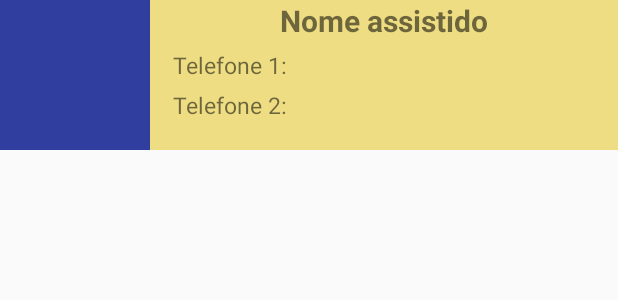
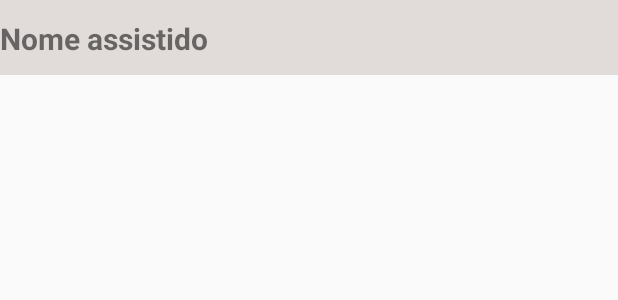
Before and after one commit to matheusrs/App3a, an Android app: the layout assistidos_item_list.xml on its own in the app's theme, with its tools: preview values and no code run, on a phone screen of 412 x 824 dp. Shown: the top 300 px of the screen. Run offline under Robolectric (Android 15) with nearby library versions, the phone set to English and light mode, and no system bars.

Commit message:
Alteração do nome das classes de Listagem de Assistidos; Correções na listagem de assistidos

```diff
--- a/Aplicativo3a/app/src/main/java/com/example/bruno/aplicativo3a/ListagemAssistidos/FragmentoAssistidosView.java
+++ /dev/null
@@ -1,4 +0,0 @@
-package com.example.bruno.aplicativo3a.ListagemAssistidos;
-
-public interface FragmentoAssistidosView {
-}
--- a/Aplicativo3a/app/src/main/java/com/example/bruno/aplicativo3a/Main/MainActivity.java
+++ b/Aplicativo3a/app/src/main/java/com/example/bruno/aplicativo3a/Main/MainActivity.java
@@ -7,7 +7,7 @@ import android.support.v7.widget.Toolbar;
 import android.support.v4.view.ViewPager;
 import android.os.Bundle;
 
-import com.example.bruno.aplicativo3a.ListagemAssistidos.FragmentoAssistidos;
+import com.example.bruno.aplicativo3a.ListagemAssistidos.FragmentoListarAssistidos;
 import com.example.bruno.aplicativo3a.R;
 
 import butterknife.BindView;
@@ -45,7 +45,7 @@ public class MainActivity extends AppCompatActivity {
 
     private void setupViewPager(ViewPager viewPager) {
         SectionsPagerAdapter adapter = new SectionsPagerAdapter(getSupportFragmentManager());
-        adapter.addFragment(new FragmentoAssistidos(), "Assistidos");
+        adapter.addFragment(new FragmentoListarAssistidos(), "Assistidos");
         viewPager.setAdapter(adapter);
     }
 
--- a/Aplicativo3a/app/src/main/res/layout/assistidos_item_list.xml
+++ b/Aplicativo3a/app/src/main/res/layout/assistidos_item_list.xml
@@ -1,57 +1,37 @@
 <?xml version="1.0" encoding="utf-8"?>
 <RelativeLayout xmlns:android="http://schemas.android.com/apk/res/android"
+    xmlns:app="http://schemas.android.com/apk/res-auto"
+    xmlns:tools="http://schemas.android.com/tools"
+    android:id="@+id/container"
     android:layout_width="match_parent"
-    android:layout_height="100dp"
-    android:id="@+id/container"
-    android:background="#EEDD82">
+    android:layout_height="50dp"
+    android:background="#E1DCD9">
 
     <LinearLayout
         android:layout_width="match_parent"
-        android:layout_height="match_parent"
+        android:layout_height="wrap_content"
+        android:layout_alignParentStart="true"
+        android:layout_alignParentTop="true"
         android:orientation="horizontal">
-    <ImageView
-        android:id="@+id/foto_assistindo"
-        android:layout_width="100dp"
-        android:layout_height="match_parent"
-        android:contentDescription="@null"
-        android:background="@color/colorPrimaryDark"/>
 
         <LinearLayout
             android:layout_width="match_parent"
-            android:layout_height="match_parent"
+            android:layout_height="51dp"
             android:orientation="vertical">
 
             <TextView
+                android:id="@+id/nome_assistido"
                 android:layout_width="match_parent"
-                android:layout_height="wrap_content"
-                android:id="@+id/nome_assistido"
+                android:layout_height="match_parent"
+                android:gravity="left|center"
                 android:text="Nome assistido"
                 android:textSize="20sp"
-                android:gravity="center"
-                android:textStyle="bold"/>
-            <TextView
-                android:layout_width="match_parent"
-                android:layout_height="wrap_content"
-                android:id="@+id/telefone_assistido"
-                android:text="Telefone 1:"
-                android:textSize="15sp"
-                android:layout_marginLeft="15dp"
-                android:layout_marginTop="5dp"/>
+                android:textStyle="bold" />
 
-            <TextView
-                android:layout_width="match_parent"
-                android:layout_height="wrap_content"
-                android:id="@+id/telefone_assistido2"
-                android:text="Telefone 2:"
-                android:textSize="15sp"
-                android:layout_marginLeft="15dp"
-                android:layout_marginTop="5dp"/>
 
         </LinearLayout>
 
     </LinearLayout>
 
 
-
-
 </RelativeLayout>
--- a/Aplicativo3a/app/src/main/res/layout/fragment_fragmento_assistidos.xml
+++ b/Aplicativo3a/app/src/main/res/layout/fragment_fragmento_assistidos.xml
@@ -3,7 +3,7 @@
     xmlns:tools="http://schemas.android.com/tools"
     android:layout_width="match_parent"
     android:layout_height="match_parent"
-    tools:context=".ListagemAssistidos.FragmentoAssistidos">
+    tools:context=".ListagemAssistidos.FragmentoListarAssistidos">
 
     <!-- TODO: Update blank fragment layout -->
     <LinearLayout
```
Also changed, not shown: Aplicativo3a/app/src/main/java/com/example/bruno/aplicativo3a/CadastroAssistidos/CadastroAssistidos.java (+10 -5 lines), Aplicativo3a/app/src/main/java/com/example/bruno/aplicativo3a/ListagemAssistidos/FragmentoAssistidosPresenter.java (deleted, +0 -7 lines), Aplicativo3a/app/src/main/java/com/example/bruno/aplicativo3a/ListagemAssistidos/FragmentoListarAssistidos.java (renamed from Aplicativo3a/app/src/main/java/com/example/bruno/aplicativo3a/ListagemAssistidos/FragmentoAssistidos.java, +24 -9 lines), Aplicativo3a/app/src/main/java/com/example/bruno/aplicativo3a/ListagemAssistidos/FragmentoListarAssistidosAdapter.java (renamed from Aplicativo3a/app/src/main/java/com/example/bruno/aplicativo3a/ListagemAssistidos/FragmentoAssistidosAdapter.java, +5 -15 lines), Aplicativo3a/app/src/main/java/com/example/bruno/aplicativo3a/ListagemAssistidos/FragmentoListarAssistidosPresenter.java (added, +34 -0 lines), Aplicativo3a/app/src/main/java/com/example/bruno/aplicativo3a/ListagemAssistidos/FragmentoListarAssistidosView.java (added, +11 -0 lines), Aplicativo3a/app/src/main/java/com/example/bruno/aplicativo3a/banco/BancoController.java (+31 -6 lines), Aplicativo3a/app/src/main/java/com/example/bruno/aplicativo3a/banco/CriaBD.java (+17 -17 lines), 1 other file.
